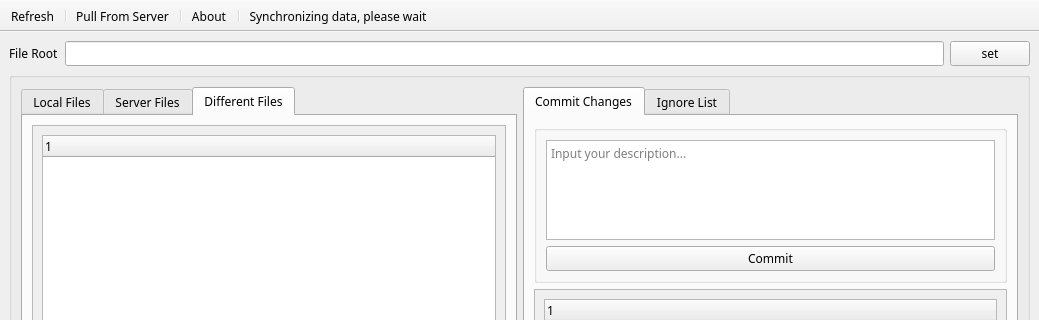
This is UpdTsClient/gui/qtui/main_tab_ui.ui in chinosk6/Trainers-Legend-Barbecue as Qt 5 draws it before an edit; both pictures show x 0 to 1039 and y 0 to 320 of the 1039 by 800 pixel window. The edited form follows.
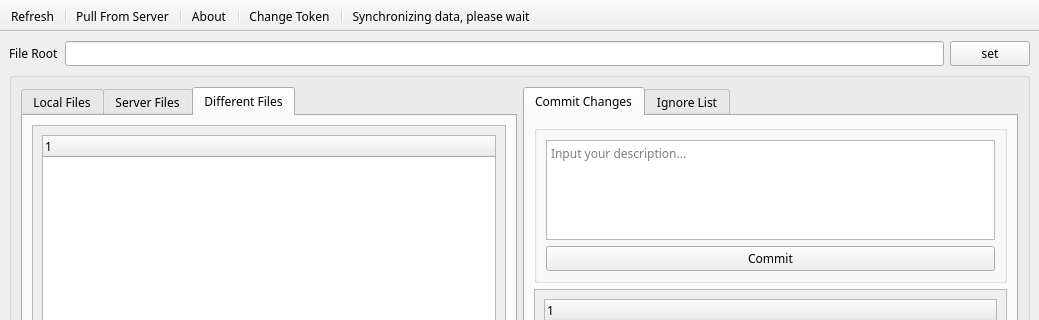
This is the edited form.

The edit to the form file:
```diff
--- a/UpdTsClient/gui/qtui/main_tab_ui.ui
+++ b/UpdTsClient/gui/qtui/main_tab_ui.ui
@@ -407,6 +407,8 @@
    <addaction name="separator"/>
    <addaction name="actionAbout"/>
    <addaction name="separator"/>
+   <addaction name="actionChange_Token"/>
+   <addaction name="separator"/>
    <addaction name="actionPlease_Wait"/>
   </widget>
   <action name="actionRefresh">
@@ -432,6 +434,11 @@
     <string>Synchronizing data, please wait</string>
    </property>
   </action>
+  <action name="actionChange_Token">
+   <property name="text">
+    <string>Change Token</string>
+   </property>
+  </action>
  </widget>
  <tabstops>
   <tabstop>lineEdit_file_root</tabstop>
```
